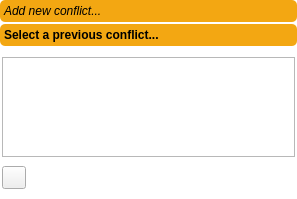
zkovari/plotlyst, file ui/character_conflict_widget.ui: the form before one commit.
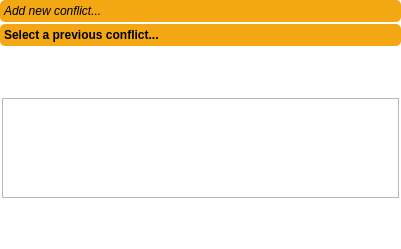
The form after the commit. The open tabs and pages were chosen to show the change.

Commit message: Adjust conflict type column to content

Patch:
```diff
--- a/ui/character_conflict_widget.ui
+++ b/ui/character_conflict_widget.ui
@@ -6,8 +6,8 @@
    <rect>
     <x>0</x>
     <y>0</y>
-    <width>297</width>
-    <height>199</height>
+                <width>401</width>
+                <height>249</height>
    </rect>
   </property>
   <property name="windowTitle">
@@ -347,13 +347,6 @@
          </attribute>
         </widget>
        </item>
-       <item>
-        <widget class="QToolButton" name="btnConfirm">
-         <property name="text">
-          <string/>
-         </property>
-        </widget>
-       </item>
       </layout>
      </widget>
     </widget>
```
Left out of the diff: 26 changed lines with no effect on the pictures. Lines whose indentation alone changed are shown as unchanged. The commit also changes 1 other file.
